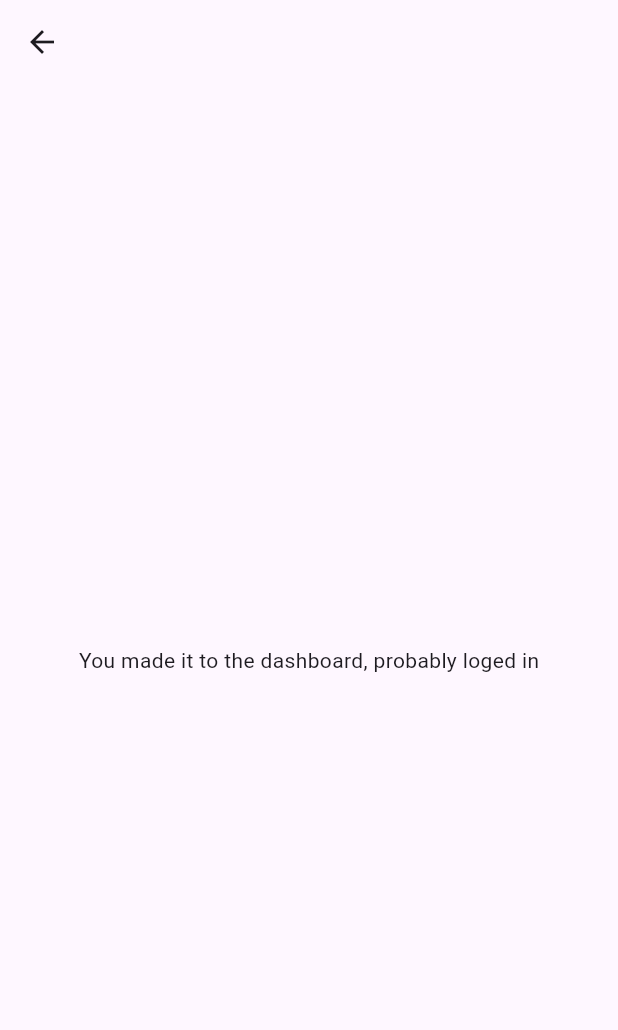
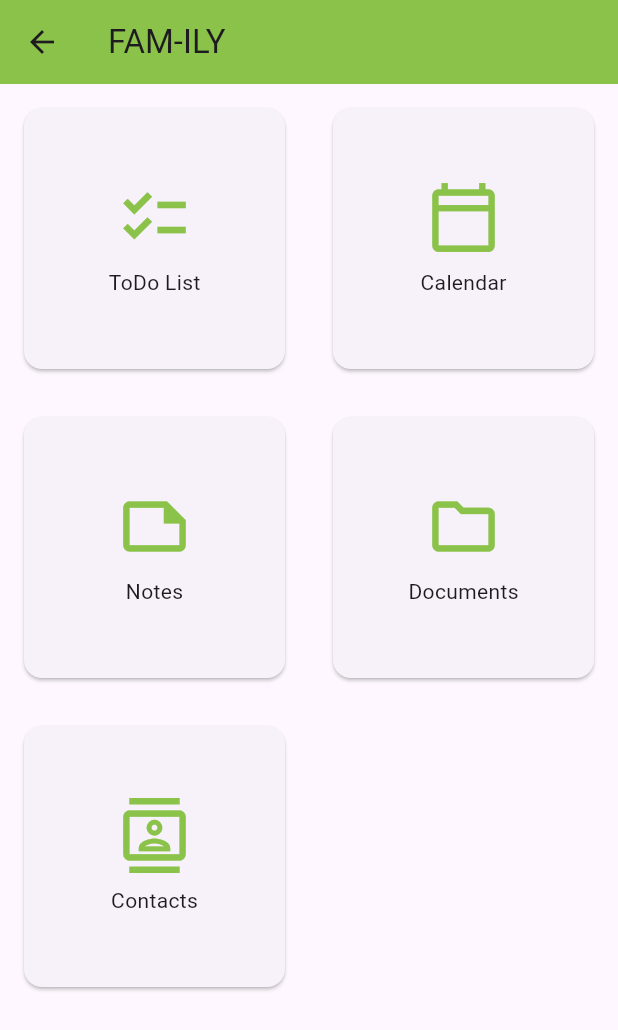
Before and after one commit to orsiszanto/fam-ily, a Flutter app: the Dashboard screen opened directly, on a phone screen of 412 x 824 dp. Shown: the top 1030 px of the screen. Run offline on Flutter 3.47's test engine with Material 3 defaults, Android fonts, the phone set to English and light mode, and no system bars; our stand-ins replace firebase_auth, firebase_core; accounts and stored records are empty.

Commit message:
move child: Text to the bottom dashboard skeleton, icons with navigation to the functionalities' page
creating the functions' pages

working, tested on an Android device

```diff
--- a/lib/pages/dashboard/main_page.dart
+++ b/lib/pages/dashboard/main_page.dart
@@ -1,15 +1,95 @@
 import 'package:flutter/material.dart';
+import 'package:familyapp/pages/functions/todo/todo_page.dart';
+import 'package:familyapp/pages/functions/calendar/calendar_page.dart';
+import 'package:familyapp/pages/functions/notes/notes_page.dart';
+import 'package:familyapp/pages/functions/documents/documents_page.dart';
+import 'package:familyapp/pages/functions/contacts/contacts_page.dart';
 
 class Dashboard extends StatelessWidget {
   const Dashboard({super.key});
 
   @override
   Widget build(BuildContext context) {
-    return Scaffold(
-      appBar: AppBar(),
-      body: const Center(
-        child: Text("You made it to the dashboard, probably loged in"),
+    return Scaffold(appBar: appBar(), body: wholeBody(context));
+  }
+
+  Widget wholeBody(BuildContext context) {
+    return GridView.count(
+      crossAxisCount: 2,
+      children: [
+        _buildGrindItem(context, Icons.checklist_outlined, "ToDo List"),
+        _buildGrindItem(context, Icons.calendar_today_outlined, "Calendar"),
+        _buildGrindItem(context, Icons.note_outlined, "Notes"),
+        _buildGrindItem(context, Icons.folder_outlined, "Documents"),
+        _buildGrindItem(context, Icons.contacts_outlined, "Contacts"),
+        const SizedBox(),
+      ],
+    );
+  }
+
+  Widget _buildGrindItem(BuildContext context, IconData icon, String label) {
+    return GestureDetector(
+      onTap: () {
+        switch (label) {
+          case "ToDo List":
+            Navigator.push(
+              context,
+              MaterialPageRoute(builder: (_) => const Todo()),
+            );
+            break;
+
+          case "Calendar":
+            Navigator.push(
+              context,
+              MaterialPageRoute(builder: (_) => const Calendar()),
+            );
+            break;
+
+          case "Notes":
+            Navigator.push(
+              context,
+              MaterialPageRoute(builder: (_) => const Notes()),
+            );
+            break;
+
+          case "Documents":
+            Navigator.push(
+              context,
+              MaterialPageRoute(builder: (_) => const Documents()),
+            );
+            break;
+
+          case "Contacts":
+            Navigator.push(
+              context,
+              MaterialPageRoute(builder: (_) => const Contacts()),
+            );
+            break;
+
+          default:
+          break;
+        }
+      },
+      child: Card(
+        margin: EdgeInsets.all(16),
+        child: Center(
+          child: Column(
+            mainAxisSize: MainAxisSize.min,
+            children: [
+              Icon(icon, size: 50, color: Colors.lightGreen),
+              const SizedBox(height: 8),
+              Text(label),
+            ],
+          ),
+        ),
       ),
     );
   }
+
+  AppBar appBar() {
+    return AppBar(
+      backgroundColor: Colors.lightGreen,
+      title: const Text('FAM-ILY'),
+    );
+  }
 }
--- /dev/null
+++ b/lib/pages/functions/calendar/calendar_page.dart
@@ -0,0 +1,10 @@
+import 'package:flutter/material.dart';
+
+class Calendar extends StatelessWidget {
+  const Calendar({super.key});
+
+  @override
+  Widget build(BuildContext context) {
+    return const Placeholder();
+  }
+}
--- /dev/null
+++ b/lib/pages/functions/contacts/contacts_page.dart
@@ -0,0 +1,10 @@
+import 'package:flutter/material.dart';
+
+class Contacts extends StatelessWidget {
+  const Contacts({super.key});
+
+  @override
+  Widget build(BuildContext context) {
+    return const Placeholder();
+  }
+}
--- /dev/null
+++ b/lib/pages/functions/documents/documents_page.dart
@@ -0,0 +1,10 @@
+import 'package:flutter/material.dart';
+
+class Documents extends StatelessWidget {
+  const Documents({super.key});
+
+  @override
+  Widget build(BuildContext context) {
+    return const Placeholder();
+  }
+}
--- /dev/null
+++ b/lib/pages/functions/notes/notes_page.dart
@@ -0,0 +1,10 @@
+import 'package:flutter/material.dart';
+
+class Notes extends StatelessWidget {
+  const Notes({super.key});
+
+  @override
+  Widget build(BuildContext context) {
+    return const Placeholder();
+  }
+}
--- /dev/null
+++ b/lib/pages/functions/todo/todo_page.dart
@@ -0,0 +1,10 @@
+import 'package:flutter/material.dart';
+
+class Todo extends StatelessWidget {
+  const Todo({super.key});
+
+  @override
+  Widget build(BuildContext context) {
+    return const Placeholder();
+  }
+}
```
Also changed, not shown: lib/pages/auth/auth_page.dart (+5 -4 lines), lib/pages/auth/login_page.dart (+5 -3 lines), lib/pages/auth/registration_page.dart (+5 -3 lines), 1 other file.
